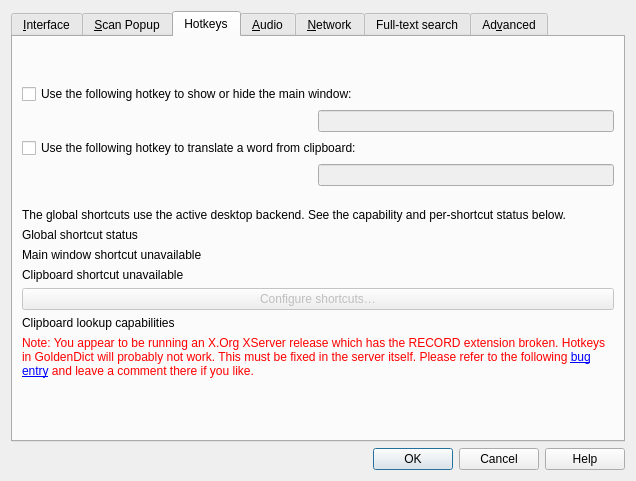
The window that preferences.ui (hyperdreamer/goldendict) describes before a commit, drawn with Qt 5.
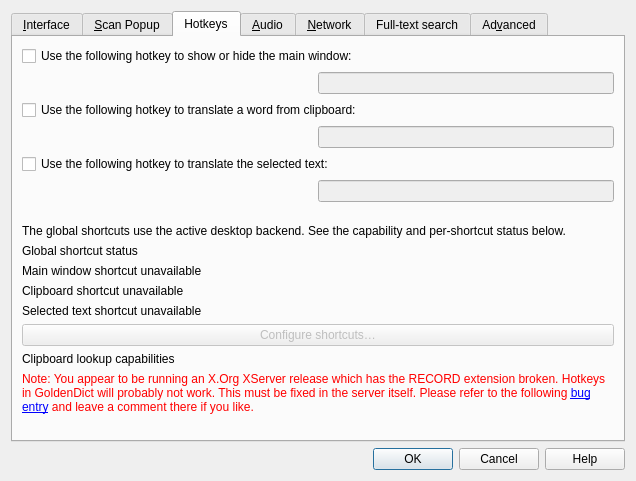
The same window after the commit. The open tabs and pages were chosen to show the change. Icons and pictures are not drawn. Custom widgets are drawn as their Qt base class.

Commit message: feat(preferences): show selected-text shortcut and capture status

Diff of the .ui file:
```diff
--- a/preferences.ui
+++ b/preferences.ui
@@ -801,6 +801,26 @@
          </item>
         </layout>
        </item>
+       <item>
+        <widget class="QCheckBox" name="enableScanPopupHotkey">
+         <property name="text"><string>Use the following hotkey to translate the selected text:</string></property>
+        </widget>
+       </item>
+       <item>
+        <layout class="QHBoxLayout" name="horizontalLayout_scanPopupHotkey">
+         <item>
+          <spacer name="horizontalSpacer_scanPopupHotkey">
+           <property name="orientation"><enum>Qt::Horizontal</enum></property>
+           <property name="sizeHint" stdset="0"><size><width>40</width><height>20</height></size></property>
+          </spacer>
+         </item>
+         <item>
+          <widget class="HotKeyEdit" name="scanPopupHotkey">
+           <property name="enabled"><bool>false</bool></property>
+          </widget>
+         </item>
+        </layout>
+       </item>
        <item>
         <spacer name="verticalSpacer_13">
          <property name="orientation">
@@ -845,6 +865,12 @@
          <property name="text"><string>Clipboard shortcut unavailable</string></property>
         </widget>
        </item>
+       <item>
+        <widget class="QLabel" name="scanPopupHotkeyStatus">
+         <property name="wordWrap"><bool>true</bool></property>
+         <property name="text"><string>Selected text shortcut unavailable</string></property>
+        </widget>
+       </item>
        <item>
         <widget class="QPushButton" name="configureShortcuts">
          <property name="enabled"><bool>false</bool></property>
```
The commit also changes 3 other files.
